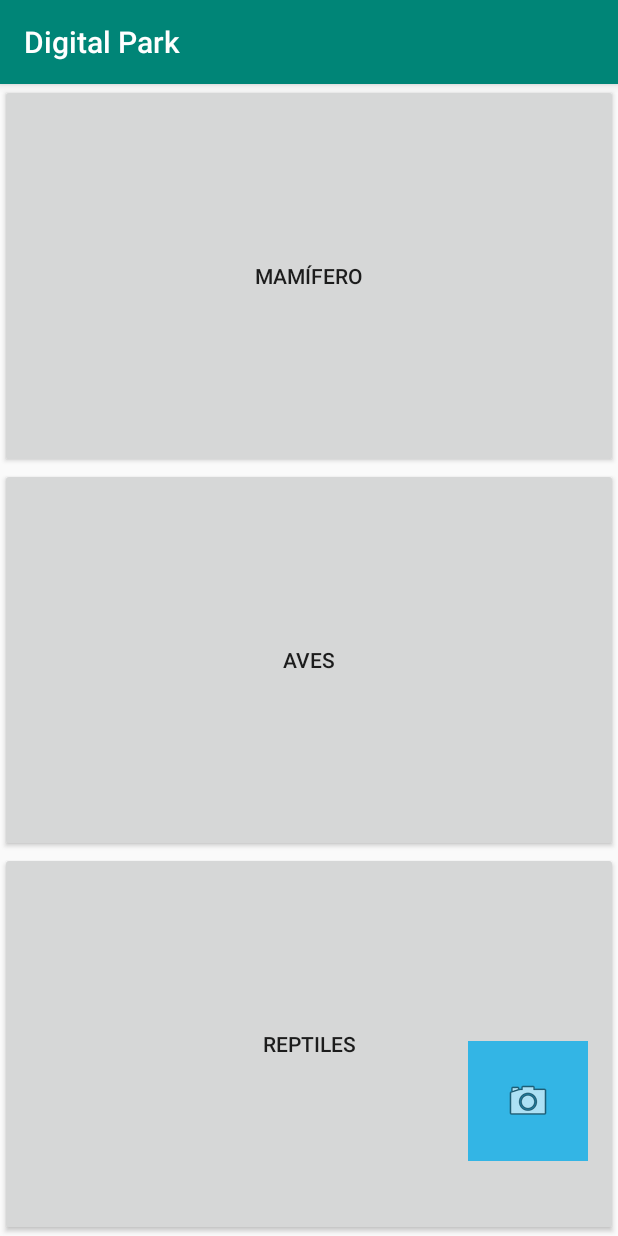
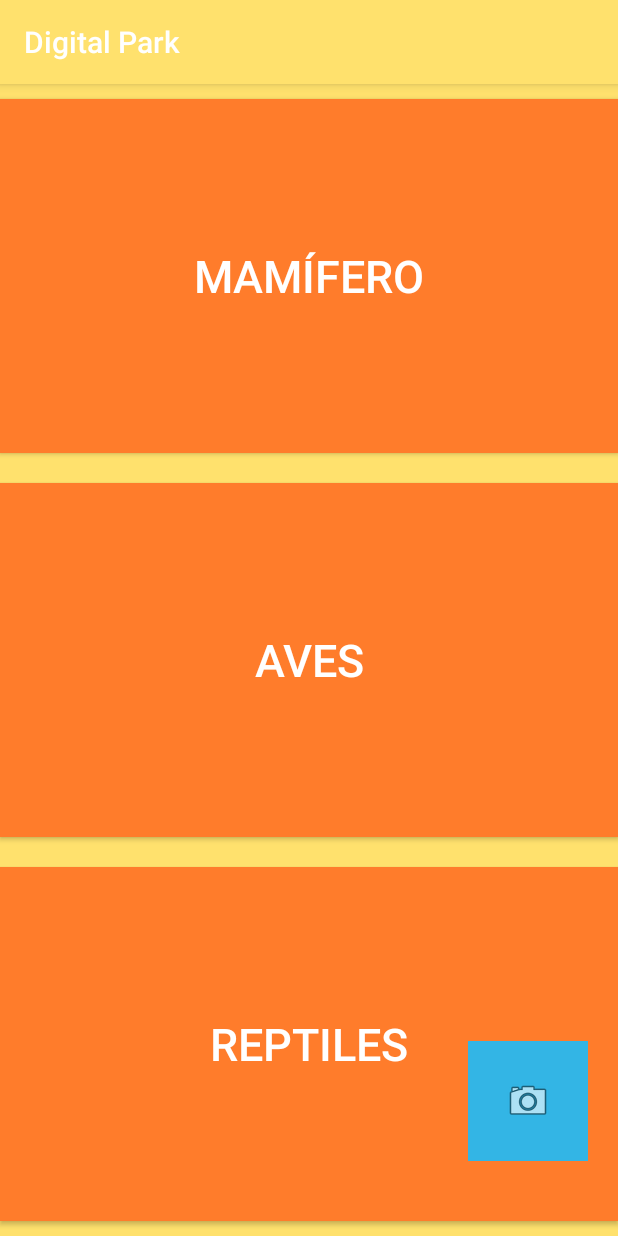
Before and after one commit to andreslab/APP_DIGITAL-PARK_JAVA, an Android app: the screen it shows after launch (MainActivity), on a phone screen of 412 x 824 dp. Run offline under Robolectric (Android 15) with nearby library versions, the phone set to English and light mode, and no system bars.

Commit message:
render gift, init style

```diff
--- a/app/build.gradle
+++ b/app/build.gradle
@@ -49,6 +49,9 @@ dependencies {
 
     implementation 'com.google.android.gms:play-services-location:16.0.0'
     implementation 'com.google.ar.sceneform.ux:sceneform-ux:1.6.0'
+
+    implementation 'com.github.bumptech.glide:glide:4.9.0'
+    annotationProcessor 'com.github.bumptech.glide:compiler:4.9.0'
 }
 
 
--- a/app/src/main/res/layout/activity_main.xml
+++ b/app/src/main/res/layout/activity_main.xml
@@ -10,6 +10,7 @@
         android:id="@+id/linearLayout"
         android:layout_width="match_parent"
         android:layout_height="match_parent"
+        android:background="@color/colorYellow"
         android:orientation="vertical"
         app:layout_constraintBottom_toBottomOf="parent"
         app:layout_constraintEnd_toEndOf="parent"
@@ -21,21 +22,36 @@
             android:layout_width="match_parent"
             android:layout_height="match_parent"
             android:layout_weight="1"
-            android:text="MAMÍFERO" />
+            android:background="@color/colorOrange"
+            android:text="MAMÍFERO"
+            android:textColor="#FFFFFF"
+            android:textSize="30sp"
+            android:layout_marginTop="10dp"
+            android:layout_marginBottom="10dp"/>
 
         <Button
             android:id="@+id/btnAves"
             android:layout_width="match_parent"
             android:layout_height="match_parent"
             android:layout_weight="1"
-            android:text="AVES" />
+            android:background="@color/colorOrange"
+            android:text="AVES"
+            android:textColor="@android:color/white"
+            android:textSize="30sp"
+            android:layout_marginTop="10dp"
+            android:layout_marginBottom="10dp"/>
 
         <Button
             android:id="@+id/btnReptiles"
             android:layout_width="match_parent"
             android:layout_height="match_parent"
             android:layout_weight="1"
-            android:text="REPTILES" />
+            android:background="@color/colorOrange"
+            android:text="REPTILES"
+            android:textColor="@android:color/white"
+            android:textSize="30sp"
+            android:layout_marginTop="10dp"
+            android:layout_marginBottom="10dp"/>
     </LinearLayout>
 
 
--- a/app/src/main/res/values/colors.xml
+++ b/app/src/main/res/values/colors.xml
@@ -1,6 +1,9 @@
 <?xml version="1.0" encoding="utf-8"?>
 <resources>
-    <color name="colorPrimary">#008577</color>
-    <color name="colorPrimaryDark">#00574B</color>
+    <color name="colorPrimary">#FFE16D</color>
+    <color name="colorPrimaryDark">#FFE16D</color>
     <color name="colorAccent">#D81B60</color>
+
+    <color name="colorOrange">#FF7C2B</color>
+    <color name="colorYellow">#FFE16D</color>
 </resources>
```
Also changed, not shown: app/src/main/AndroidManifest.xml (+7 -4 lines), app/src/main/java/com/andreslab/digitalpark/Camera2BasicFragment.java (+20 -0 lines), app/src/main/java/com/andreslab/digitalpark/CategoryActivity.java (+57 -5 lines), app/src/main/java/com/andreslab/digitalpark/ShowGifView.java (added, +93 -0 lines), app/src/main/res/drawable-v24/round_btn.xml (added, +13 -0 lines), app/src/main/res/layout/content_category.xml (+9 -1 lines), app/src/main/res/layout/fragment_camera2_basic.xml (+30 -10 lines), app/src/main/res/drawable/bird.gif (added), app/src/main/res/drawable/bird_2.gif (added), app/src/main/res/drawable/bird_b.gif (added).
